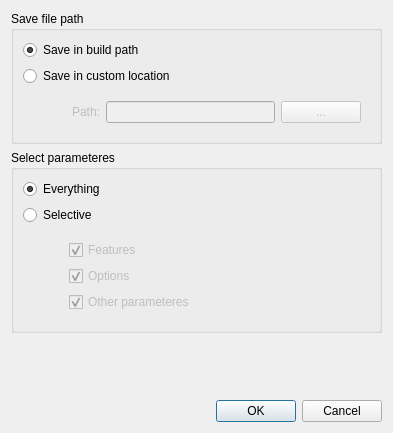
Qt form ui/saveconfirmdialog.ui (HamedMasafi/confiqt) before a commit.
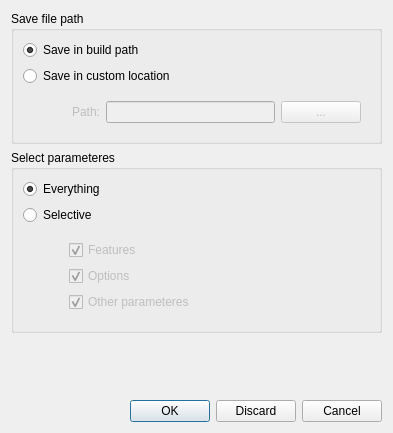
The same form after that commit.

The edit to the form file:
```diff
--- a/ui/saveconfirmdialog.ui
+++ b/ui/saveconfirmdialog.ui
@@ -183,7 +183,7 @@
    <item>
     <widget class="QDialogButtonBox" name="buttonBox">
      <property name="standardButtons">
-      <set>QDialogButtonBox::Cancel|QDialogButtonBox::Ok</set>
+      <set>QDialogButtonBox::Cancel|QDialogButtonBox::Discard|QDialogButtonBox::Ok</set>
      </property>
     </widget>
    </item>
```
Left out of the diff: 4 changed lines with no effect on the pictures.
